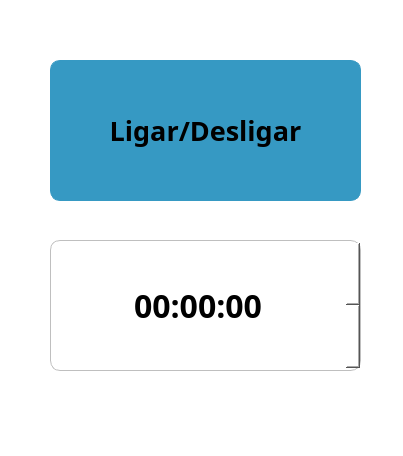
This is tela_liga_timer.ui in isa-silas/controle_climatico as Qt 5 draws it before an edit. The edited form follows.
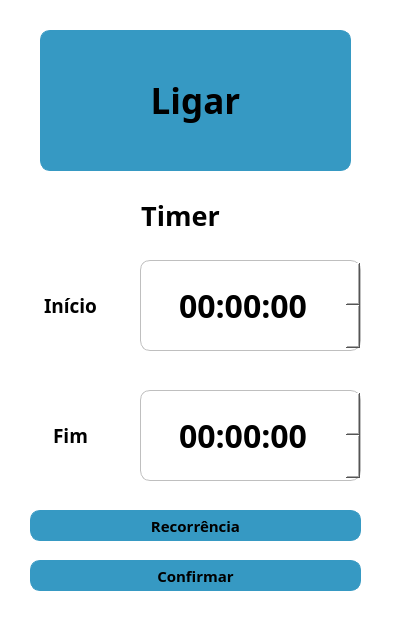
This is the edited form.

Commit message: Classe Timer ja esta pronta, inclusive com botao mudando de cor

Diff of the .ui file:
```diff
--- a/tela_liga_timer.ui
+++ b/tela_liga_timer.ui
@@ -7,7 +7,7 @@
     <x>0</x>
     <y>0</y>
     <width>403</width>
-    <height>456</height>
+    <height>637</height>
    </rect>
   </property>
   <property name="windowTitle">
@@ -20,8 +20,8 @@
    <widget class="QPushButton" name="btn_on_off">
     <property name="geometry">
      <rect>
-      <x>50</x>
-      <y>60</y>
+      <x>40</x>
+      <y>30</y>
       <width>311</width>
       <height>141</height>
      </rect>
@@ -29,11 +29,126 @@
     <property name="font">
      <font>
       <family>Helvetica Neue LT Std</family>
+      <pointsize>26</pointsize>
+      <weight>75</weight>
+      <bold>true</bold>
+     </font>
+    </property>
+    <property name="cursor">
+     <cursorShape>PointingHandCursor</cursorShape>
+    </property>
+    <property name="styleSheet">
+     <string notr="true">background-color: rgb(54, 153, 195);
+border-width: 1;
+border-radius: 10;
+border-style: solid;
+border-color:  rgb(54, 153, 195);</string>
+    </property>
+    <property name="text">
+     <string>Ligar</string>
+    </property>
+   </widget>
+   <widget class="QTimeEdit" name="time_inicio">
+    <property name="geometry">
+     <rect>
+      <x>140</x>
+      <y>260</y>
+      <width>221</width>
+      <height>91</height>
+     </rect>
+    </property>
+    <property name="font">
+     <font>
+      <family>Helvetica Neue LT Std</family>
+      <pointsize>24</pointsize>
+      <weight>75</weight>
+      <bold>true</bold>
+     </font>
+    </property>
+    <property name="cursor">
+     <cursorShape>PointingHandCursor</cursorShape>
+    </property>
+    <property name="styleSheet">
+     <string notr="true">border-width: 0.75;
+border-radius: 10;
+border-style: solid;
+border-color: rgb(191, 191, 191)</string>
+    </property>
+    <property name="alignment">
+     <set>Qt::AlignCenter</set>
+    </property>
+   </widget>
+   <widget class="QTimeEdit" name="time_fim">
+    <property name="geometry">
+     <rect>
+      <x>140</x>
+      <y>390</y>
+      <width>221</width>
+      <height>91</height>
+     </rect>
+    </property>
+    <property name="font">
+     <font>
+      <family>Helvetica Neue LT Std</family>
+      <pointsize>24</pointsize>
+      <weight>75</weight>
+      <bold>true</bold>
+     </font>
+    </property>
+    <property name="cursor">
+     <cursorShape>PointingHandCursor</cursorShape>
+    </property>
+    <property name="styleSheet">
+     <string notr="true">border-width: 0.75;
+border-radius: 10;
+border-style: solid;
+border-color: rgb(191, 191, 191)</string>
+    </property>
+    <property name="alignment">
+     <set>Qt::AlignCenter</set>
+    </property>
+   </widget>
+   <widget class="QLabel" name="label">
+    <property name="geometry">
+     <rect>
+      <x>120</x>
+      <y>200</y>
+      <width>121</width>
+      <height>31</height>
+     </rect>
+    </property>
+    <property name="font">
+     <font>
+      <family>Helvetica Neue LT Std</family>
       <pointsize>20</pointsize>
       <weight>75</weight>
       <bold>true</bold>
      </font>
     </property>
+    <property name="text">
+     <string>Timer</string>
+    </property>
+    <property name="alignment">
+     <set>Qt::AlignCenter</set>
+    </property>
+   </widget>
+   <widget class="QPushButton" name="btn_recorrencia">
+    <property name="geometry">
+     <rect>
+      <x>30</x>
+      <y>510</y>
+      <width>331</width>
+      <height>31</height>
+     </rect>
+    </property>
+    <property name="font">
+     <font>
+      <family>Helvetica Neue LT Std</family>
+      <pointsize>11</pointsize>
+      <weight>75</weight>
+      <bold>true</bold>
+     </font>
+    </property>
     <property name="cursor">
      <cursorShape>PointingHandCursor</cursorShape>
     </property>
@@ -45,37 +160,86 @@
 border-color:  rgb(54, 153, 195);</string>
     </property>
     <property name="text">
-     <string>Ligar/Desligar</string>
+     <string>Recorrência</string>
     </property>
    </widget>
-   <widget class="QTimeEdit" name="timeEdit">
+   <widget class="QLabel" name="label_2">
     <property name="geometry">
      <rect>
-      <x>50</x>
-      <y>240</y>
-      <width>311</width>
-      <height>131</height>
+      <x>10</x>
+      <y>290</y>
+      <width>121</width>
+      <height>31</height>
      </rect>
     </property>
     <property name="font">
      <font>
       <family>Helvetica Neue LT Std</family>
-      <pointsize>24</pointsize>
+      <pointsize>14</pointsize>
       <weight>75</weight>
       <bold>true</bold>
      </font>
     </property>
+    <property name="text">
+     <string>Início</string>
+    </property>
+    <property name="alignment">
+     <set>Qt::AlignCenter</set>
+    </property>
+   </widget>
+   <widget class="QLabel" name="label_3">
+    <property name="geometry">
+     <rect>
+      <x>10</x>
+      <y>420</y>
+      <width>121</width>
+      <height>31</height>
+     </rect>
+    </property>
+    <property name="font">
+     <font>
+      <family>Helvetica Neue LT Std</family>
+      <pointsize>14</pointsize>
+      <weight>75</weight>
+      <bold>true</bold>
+     </font>
+    </property>
+    <property name="text">
+     <string>Fim</string>
+    </property>
+    <property name="alignment">
+     <set>Qt::AlignCenter</set>
+    </property>
+   </widget>
+   <widget class="QPushButton" name="btn_confirmar">
+    <property name="geometry">
+     <rect>
+      <x>30</x>
+      <y>560</y>
+      <width>331</width>
+      <height>31</height>
+     </rect>
+    </property>
+    <property name="font">
+     <font>
+      <family>Helvetica Neue LT Std</family>
+      <pointsize>11</pointsize>
+      <weight>75</weight>
+      <bold>true</bold>
+     </font>
+    </property>
     <property name="cursor">
      <cursorShape>PointingHandCursor</cursorShape>
     </property>
     <property name="styleSheet">
-     <string notr="true">border-width: 0.75;
+     <string notr="true">background-color: rgb(54, 153, 195);
+border-width: 1;
 border-radius: 10;
 border-style: solid;
-border-color: rgb(191, 191, 191)</string>
+border-color:  rgb(54, 153, 195);</string>
     </property>
-    <property name="alignment">
-     <set>Qt::AlignCenter</set>
+    <property name="text">
+     <string>Confirmar</string>
     </property>
    </widget>
   </widget>
@@ -89,7 +253,6 @@
     </rect>
    </property>
   </widget>
-  <widget class="QStatusBar" name="statusbar"/>
  </widget>
  <resources/>
  <connections/>
```
The commit also changes 7 other files.
